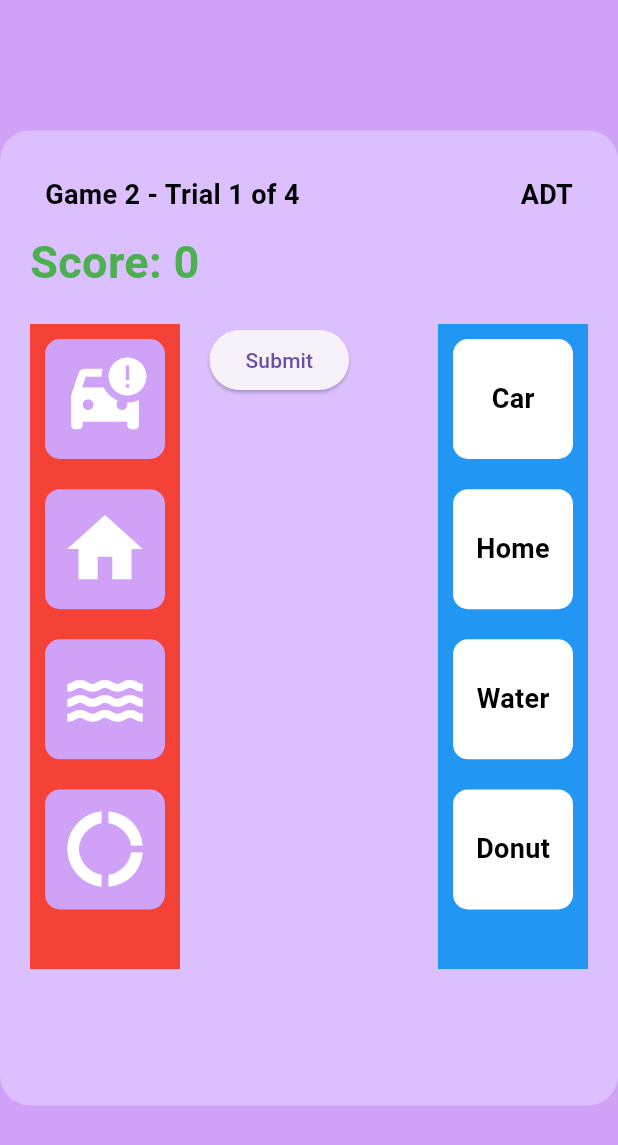
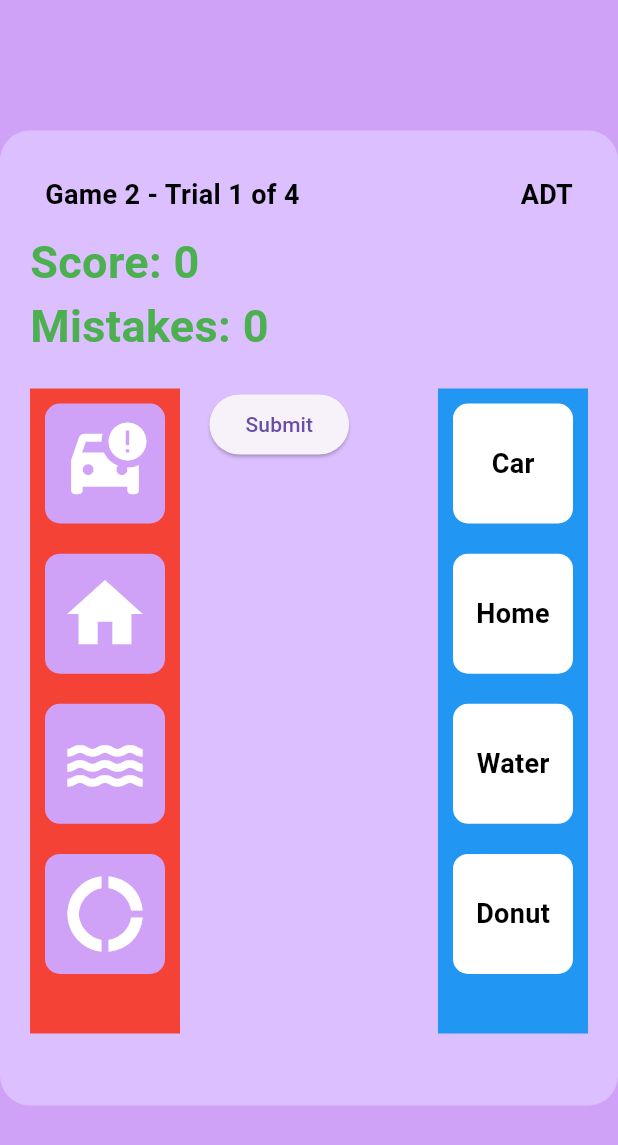
Before and after one commit to MohamedAlyMatar/Kids_App, a Flutter app: the GameTwoTrial screen opened by its route, on a phone screen of 412 x 824 dp. Shown: the top 1145 px of the screen. Run offline on Flutter 3.47's test engine with Material 3 defaults, Android fonts, the phone set to English and light mode, and no system bars; drawn by our look-alikes of flutter_animate; our stand-ins replace audioplayers, bloc, equatable, flutter_bloc.

Commit message:
cleaned some files and added a shake animation when the user matches wrong

```diff
--- /dev/null
+++ b/devtools_options.yaml
@@ -0,0 +1,3 @@
+description: This file stores settings for Dart & Flutter DevTools.
+documentation: https://docs.flutter.dev/tools/devtools/extensions#configure-extension-enablement-states
+extensions:
--- a/lib/src/core/widgets/tileHeading.dart
+++ b/lib/src/core/widgets/tileHeading.dart
@@ -10,6 +10,7 @@ class Tileheading extends StatelessWidget {
   String trailing;
 
   Tileheading({
+    super.key,
     required this.timer,
     required this.title,
     required this.subtitle,
--- a/lib/src/features/Authentication/presentation/pages/sign_up.dart
+++ b/lib/src/features/Authentication/presentation/pages/sign_up.dart
@@ -1,5 +1,4 @@
 import 'package:flutter/material.dart';
-import 'package:kids_app/src/features/Authentication/presentation/widgets/sign_in_form.dart';
 import 'package:kids_app/src/features/Authentication/presentation/widgets/sign_up_form.dart';
 
 class SignUpScreen extends StatelessWidget {
--- a/lib/src/features/Game_One/presentation/pages/game_one_test.dart
+++ b/lib/src/features/Game_One/presentation/pages/game_one_test.dart
@@ -1,14 +1,11 @@
 import 'package:flutter/material.dart';
 import 'package:kids_app/src/core/utils/app_colors.dart';
-import 'package:kids_app/src/core/utils/assets_manager.dart';
 import 'package:kids_app/src/core/widgets/button1.dart';
 import 'package:kids_app/src/core/widgets/textDesc.dart';
 import 'package:kids_app/src/core/widgets/tileHeading.dart';
 import 'package:kids_app/src/features/Game_One/data/datasources/img_list.dart';
 import 'package:kids_app/src/features/Game_One/presentation/widgets/audio_player.dart';
 import 'package:kids_app/src/features/Game_One/presentation/widgets/timer.dart';
-import 'package:kids_app/src/config/routes/app_routes.dart';
-import 'package:audioplayers/audioplayers.dart';
 
 class GameOneTest extends StatefulWidget {
   @override
--- a/lib/src/features/Game_Two/presentation/pages/game_two_trial.dart
+++ b/lib/src/features/Game_Two/presentation/pages/game_two_trial.dart
@@ -1,5 +1,7 @@
 import 'package:flutter/material.dart';
+import 'package:flutter_animate/flutter_animate.dart';
 import 'package:kids_app/src/core/utils/app_colors.dart';
+import 'dart:core';
 
 class GameTwoTrial extends StatefulWidget {
   @override
@@ -10,8 +12,10 @@ class _GameTwoTrialState extends State<GameTwoTrial> {
   List<ItemModel> items = [];
   List<ItemModel> items2 = [];
 
-  late int score;
+  int score = 0;
+  int mistakes = 0;
   late bool gameOver;
+  late bool shake = false;
 
   @override
   void initState() {
@@ -96,6 +100,20 @@ class _GameTwoTrialState extends State<GameTwoTrial> {
                         fontWeight: FontWeight.bold,
                         fontSize: 30.0)),
               ])),
+              Text.rich(TextSpan(children: [
+                const TextSpan(
+                    text: "Mistakes: ",
+                    style: TextStyle(
+                        color: Colors.green,
+                        fontWeight: FontWeight.bold,
+                        fontSize: 30.0)),
+                TextSpan(
+                    text: "$mistakes",
+                    style: const TextStyle(
+                        color: Colors.green,
+                        fontWeight: FontWeight.bold,
+                        fontSize: 30.0)),
+              ])),
               const SizedBox(height: 20),
               // Choices and Destinations
               Row(
@@ -125,13 +143,13 @@ class _GameTwoTrialState extends State<GameTwoTrial> {
                             ),
                             feedback: Icon(
                               item.icon,
-                              color: Colors.teal,
+                              color: Colors.black,
                               size: 60,
                             ),
                             child: item.matched
                                 ? Icon(
                                     item.icon,
-                                    color: Colors.teal,
+                                    color: Colors.greenAccent,
                                     size: 60,
                                   )
                                 : Icon(
@@ -144,7 +162,7 @@ class _GameTwoTrialState extends State<GameTwoTrial> {
                       }).toList(),
                     ),
                   ),
-                  if (gameOver) Text("Game Over"),
+                  if (gameOver) const Text("Game Over"),
                   ElevatedButton(
                     onPressed: () {
                       _showResults(context);
@@ -170,8 +188,17 @@ class _GameTwoTrialState extends State<GameTwoTrial> {
                                 score += 10;
                               } else {
                                 score -= 5;
+                                mistakes += 1;
+                                shake = true;
+
+                                // Reset shake after a short delay
+                                Future.delayed(
+                                    const Duration(milliseconds: 500), () {
+                                  setState(() {
+                                    shake = false;
+                                  });
+                                });
                               }
-                              item.accepting = false;
                             });
                           },
                           onWillAccept: (receivedItem) {
@@ -188,7 +215,8 @@ class _GameTwoTrialState extends State<GameTwoTrial> {
                           builder: (context, acceptedItems, rejectedItems) =>
                               Container(
                             decoration: BoxDecoration(
-                              color: item.accepting ? Colors.red : Colors.white,
+                              color:
+                                  item.accepting ? Colors.white : Colors.white,
                               borderRadius: BorderRadius.circular(10),
                             ),
                             margin: const EdgeInsets.all(10),
@@ -197,7 +225,8 @@ class _GameTwoTrialState extends State<GameTwoTrial> {
                             width: 80,
                             alignment: Alignment.center,
                             child: item.matched
-                                ? Icon(item.icon, color: Colors.teal, size: 60)
+                                ? Icon(item.icon,
+                                    color: Colors.greenAccent, size: 60)
                                 : Text(
                                     item.name,
                                     style: const TextStyle(
@@ -209,7 +238,7 @@ class _GameTwoTrialState extends State<GameTwoTrial> {
                         );
                       }).toList(),
                     ),
-                  ),
+                  ).animate(target: shake == true ? 1.0 : 0.0).shake(),
                 ],
               ),
               const SizedBox(height: 20),
--- a/lib/src/features/Splash/presentation/pages/splash_screen.dart
+++ b/lib/src/features/Splash/presentation/pages/splash_screen.dart
@@ -40,7 +40,7 @@ class _SplashScreenState extends State<SplashScreen> {
         backgroundColor: Colors.grey.shade200,
         child: const CircleAvatar(
           radius: 50,
-          backgroundImage: AssetImage("assets/logos/mylogo.jpg"),
+          backgroundImage: AssetImage(LogoAssets.logo),
         ),
       ),
     ));
--- a/pubspec.yaml
+++ b/pubspec.yaml
@@ -29,11 +29,13 @@ environment:
 # versions available, run `flutter pub outdated`.
 dependencies:
   audioplayers: ^6.0.0
+  awesome_dialog: ^3.2.1
   bloc: ^8.1.4
   cupertino_icons: ^1.0.6
   equatable: ^2.0.5
   flutter:
     sdk: flutter
+  flutter_animate: ^4.5.0
   flutter_bloc: ^8.1.6
 
 dev_dependencies:
```
Also changed, not shown: pubspec.lock.
